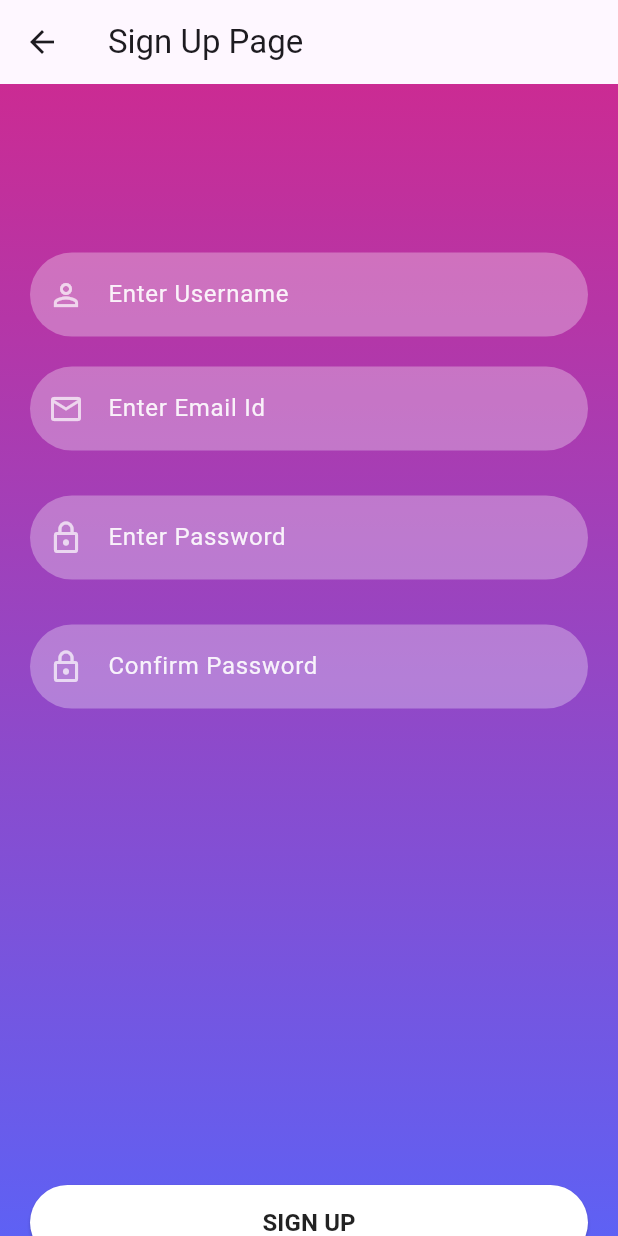
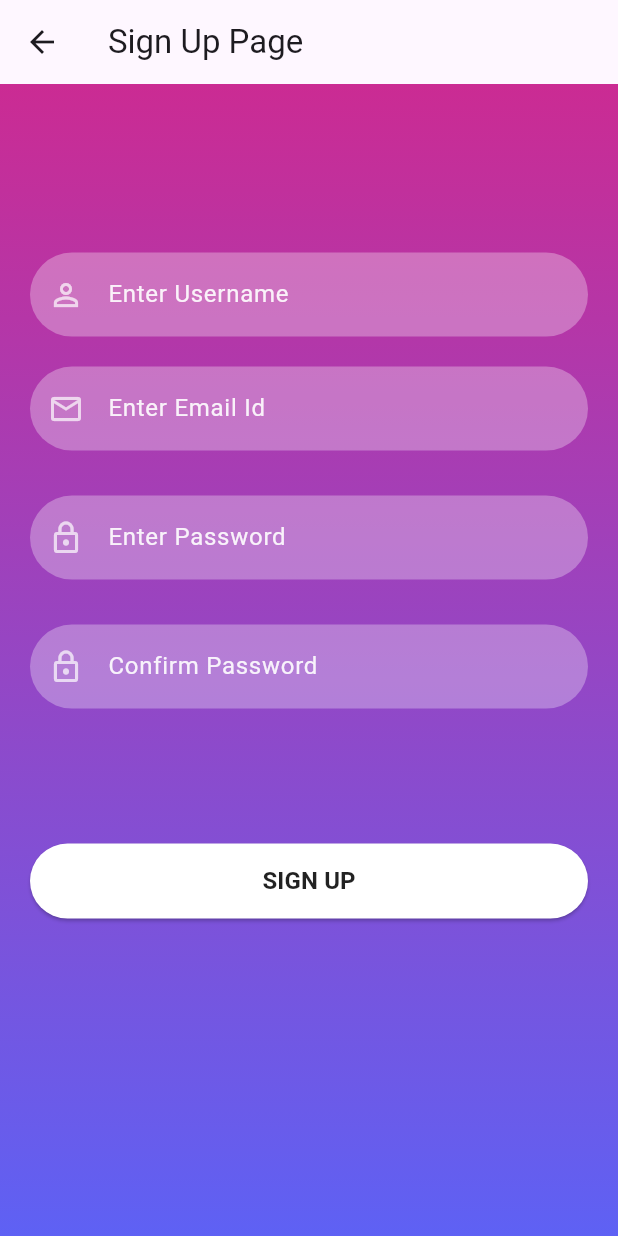
Before and after one commit to great01-cyber/cleanersapp, a Flutter app: the SignUpScreen screen opened directly, on a phone screen of 412 x 824 dp. Run offline on Flutter 3.47's test engine with Material 3 defaults, Android fonts, the phone set to English and light mode, and no system bars; our stand-ins replace firebase_auth, firebase_core, flutter_local_notifications, flutter_riverpod, fluttertoast, get and 4 more; accounts and stored records are empty; generated files the repository leaves out were written again.

```diff
--- a/lib/SignUpScreeen.dart
+++ b/lib/SignUpScreeen.dart
@@ -102,7 +102,9 @@ class _SignUpScreenState extends ConsumerState<SignUpScreen> {
                                 .read(signUpProvider.notifier)
                                 .onChangedRePassword(value),
                           ),
-                          const Spacer(), // pushes button to bottom
+                          SizedBox(
+                            height: 80,
+                          ), // pushes button to bottom
                           signInSignUPButton(
                             context,
                             false, // false = SignUp
@@ -113,7 +115,7 @@ class _SignUpScreenState extends ConsumerState<SignUpScreen> {
                     ),
                   ),
                 ),
-        ),
+              ),
             )
           : const Center(
               child: CircularProgressIndicator(
```
